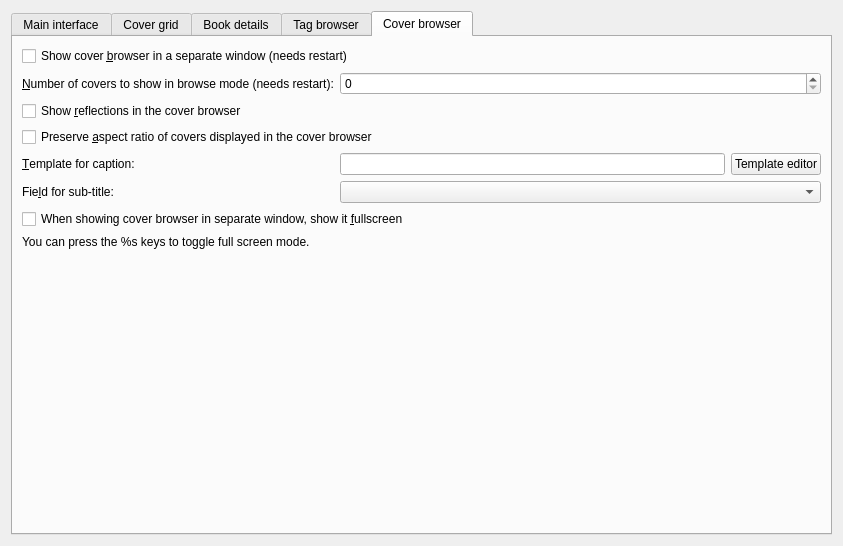
kovidgoyal/calibre, file src/calibre/gui2/preferences/look_feel.ui: the form before one commit.
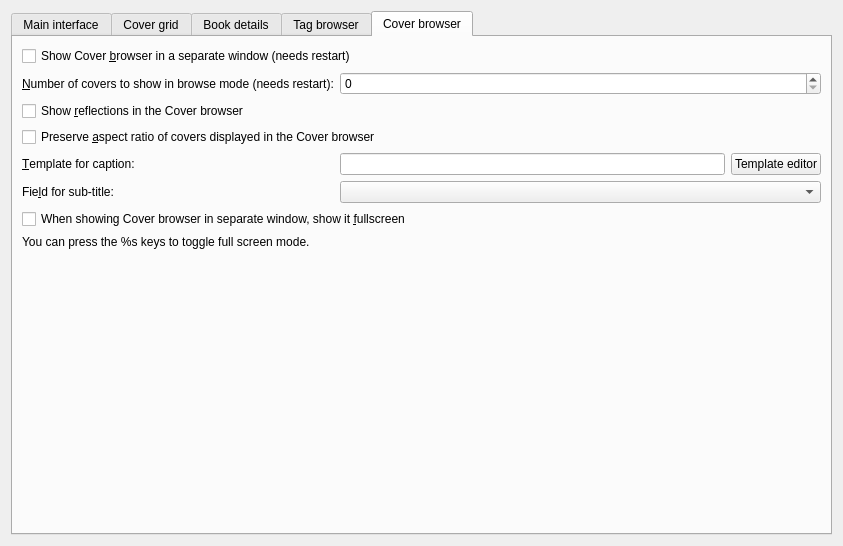
The form after the commit. The open tabs and pages were chosen to show the change. Icons and pictures are not drawn. Custom widgets are drawn as their Qt base class.

What changed in the file:
```diff
--- a/src/calibre/gui2/preferences/look_feel.ui
+++ b/src/calibre/gui2/preferences/look_feel.ui
@@ -1032,14 +1032,14 @@
        <item row="7" column="0" colspan="3">
         <widget class="QCheckBox" name="opt_cb_fullscreen">
          <property name="text">
-          <string>When showing cover browser in separate window, show it &amp;fullscreen</string>
+          <string>When showing Cover browser in separate window, show it &amp;fullscreen</string>
          </property>
         </widget>
        </item>
        <item row="0" column="0" colspan="3">
         <widget class="QCheckBox" name="opt_separate_cover_flow">
          <property name="text">
-          <string>Show cover &amp;browser in a separate window (needs restart)</string>
+          <string>Show Cover &amp;browser in a separate window (needs restart)</string>
          </property>
         </widget>
        </item>
@@ -1050,14 +1050,14 @@
 them to all have the same width and height</string>
          </property>
          <property name="text">
-          <string>Preserve &amp;aspect ratio of covers displayed in the cover browser</string>
+          <string>Preserve &amp;aspect ratio of covers displayed in the Cover browser</string>
          </property>
         </widget>
        </item>
        <item row="2" column="0" colspan="3">
         <widget class="QCheckBox" name="opt_cover_browser_reflections">
          <property name="text">
-          <string>Show &amp;reflections in the cover browser</string>
+          <string>Show &amp;reflections in the Cover browser</string>
          </property>
         </widget>
        </item>
```
Left out of the diff: 8 changed lines with no effect on the pictures.
